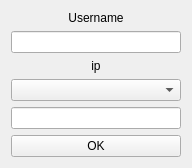
Before: the Qt Designer form StartWidget.ui in ITsJust4Fun/QP2PChat, drawn with Qt 5.
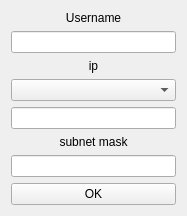
After: the same form once the commit is applied.

Patch:
```diff
--- a/StartWidget.ui
+++ b/StartWidget.ui
@@ -6,8 +6,8 @@
    <rect>
     <x>0</x>
     <y>0</y>
-    <width>192</width>
-    <height>154</height>
+    <width>187</width>
+    <height>205</height>
    </rect>
   </property>
   <property name="windowTitle">
@@ -76,6 +76,32 @@
      </property>
     </widget>
    </item>
+   <item>
+    <widget class="QLabel" name="label">
+     <property name="sizePolicy">
+      <sizepolicy hsizetype="Expanding" vsizetype="Expanding">
+       <horstretch>0</horstretch>
+       <verstretch>0</verstretch>
+      </sizepolicy>
+     </property>
+     <property name="text">
+      <string>subnet mask</string>
+     </property>
+     <property name="alignment">
+      <set>Qt::AlignCenter</set>
+     </property>
+    </widget>
+   </item>
+   <item>
+    <widget class="QLineEdit" name="lineEditMask">
+     <property name="sizePolicy">
+      <sizepolicy hsizetype="Expanding" vsizetype="Expanding">
+       <horstretch>0</horstretch>
+       <verstretch>0</verstretch>
+      </sizepolicy>
+     </property>
+    </widget>
+   </item>
    <item>
     <widget class="QPushButton" name="pushButton">
      <property name="sizePolicy">
```
